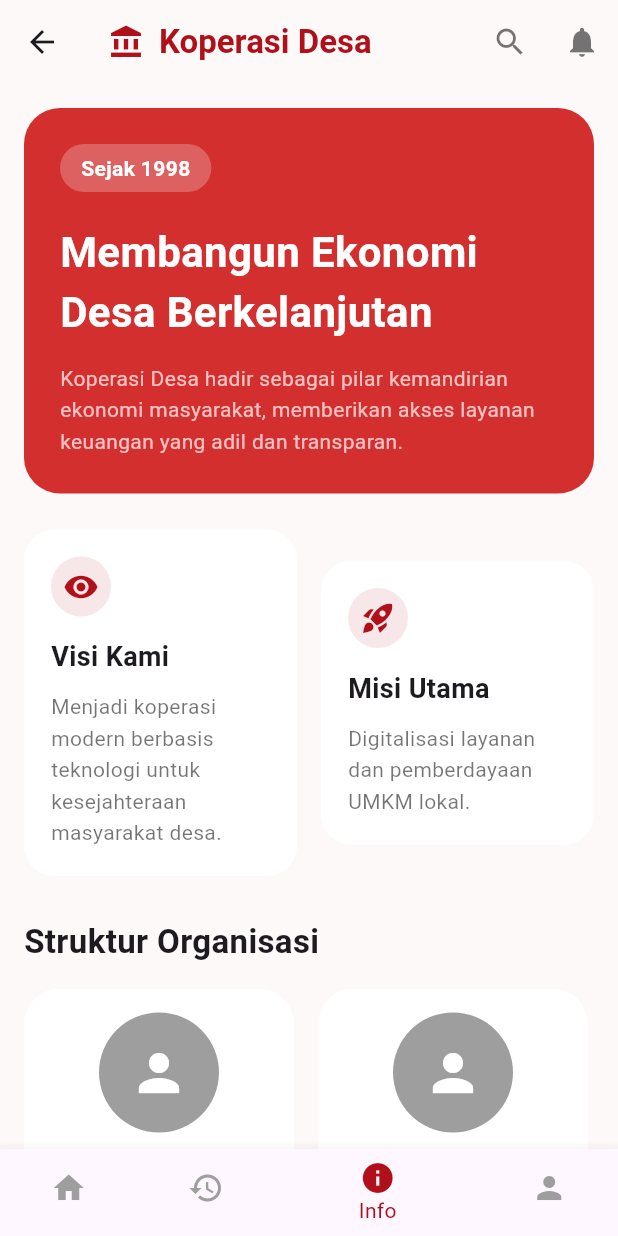
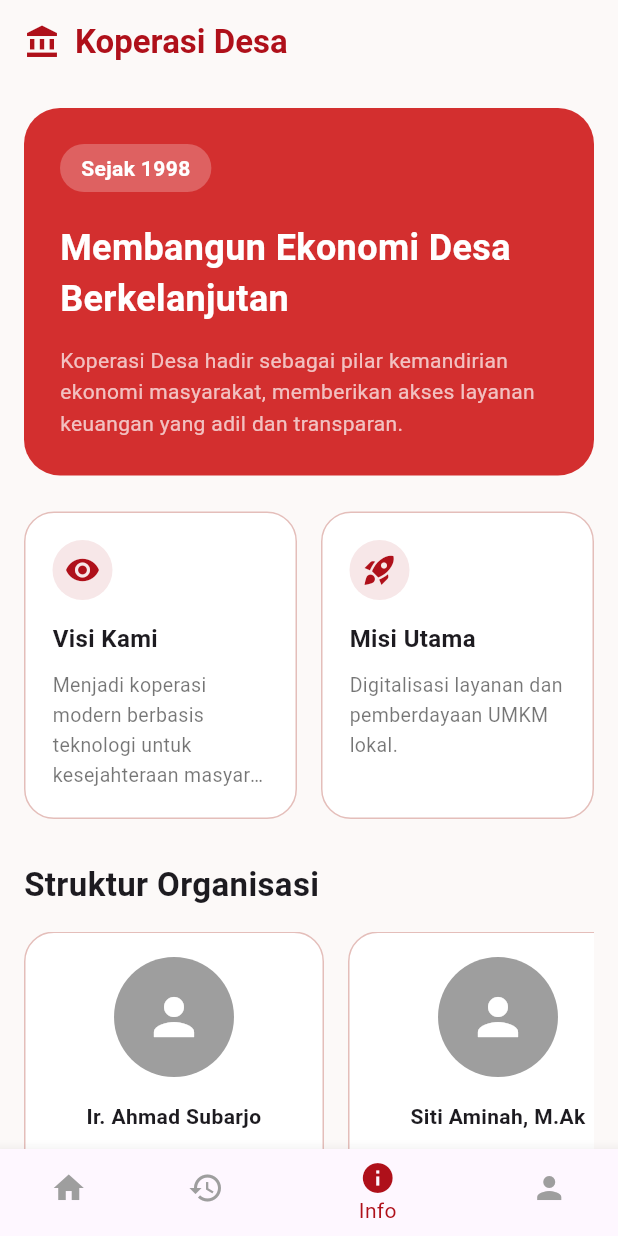
Before and after one commit to Caknuer/FrontandApp-KDMP, a Flutter app: the InfoScreen screen opened directly, on a phone screen of 412 x 824 dp. Run offline on Flutter 3.47's test engine with Material 3 defaults, Android fonts, the phone set to English and light mode, and no system bars; our stand-ins replace image_picker, share_plus.

Commit message:
responshift page

```diff
--- a/lib/screens/info_screen.dart
+++ b/lib/screens/info_screen.dart
@@ -16,10 +16,7 @@ class InfoScreen extends StatelessWidget {
         elevation: 0,
         title: const Row(
           children: [
-            Icon(
-              Icons.account_balance,
-              color: Color(0xffAF101A),
-            ),
+            Icon(Icons.account_balance, color: Color(0xffAF101A)),
             SizedBox(width: 10),
             Text(
               'Koperasi Desa',
@@ -30,22 +27,6 @@ class InfoScreen extends StatelessWidget {
             ),
           ],
         ),
-        actions: [
-          IconButton(
-            onPressed: () {},
-            icon: const Icon(
-              Icons.search,
-              color: Colors.black54,
-            ),
-          ),
-          IconButton(
-            onPressed: () {},
-            icon: const Icon(
-              Icons.notifications,
-              color: Colors.black54,
-            ),
-          ),
-        ],
       ),
 
       body: SingleChildScrollView(
@@ -54,7 +35,6 @@ class InfoScreen extends StatelessWidget {
         child: Column(
           crossAxisAlignment: CrossAxisAlignment.start,
           children: [
-
             // HERO SECTION
             Container(
               width: double.infinity,
@@ -68,7 +48,6 @@ class InfoScreen extends StatelessWidget {
               child: Column(
                 crossAxisAlignment: CrossAxisAlignment.start,
                 children: [
-
                   Container(
                     padding: const EdgeInsets.symmetric(
                       horizontal: 14,
@@ -94,7 +73,7 @@ class InfoScreen extends StatelessWidget {
                   const Text(
                     'Membangun Ekonomi Desa Berkelanjutan',
                     style: TextStyle(
-                      fontSize: 28,
+                      fontSize: 24,
                       fontWeight: FontWeight.bold,
                       color: Colors.white,
                     ),
@@ -104,10 +83,7 @@ class InfoScreen extends StatelessWidget {
 
                   const Text(
                     'Koperasi Desa hadir sebagai pilar kemandirian ekonomi masyarakat, memberikan akses layanan keuangan yang adil dan transparan.',
-                    style: TextStyle(
-                      color: Colors.white70,
-                      height: 1.5,
-                    ),
+                    style: TextStyle(color: Colors.white70, height: 1.5),
                   ),
                 ],
               ),
@@ -116,9 +92,9 @@ class InfoScreen extends StatelessWidget {
             const SizedBox(height: 24),
 
             // VISI MISI
-            Row(
+            IntrinsicHeight(
+              child: Row(
                 children: [
-
                   Expanded(
                     child: buildCard(
                       icon: Icons.visibility,
@@ -127,9 +103,7 @@ class InfoScreen extends StatelessWidget {
                           'Menjadi koperasi modern berbasis teknologi untuk kesejahteraan masyarakat desa.',
                     ),
                   ),
-
-                const SizedBox(width: 16),
-
+                  SizedBox(width: 16),
                   Expanded(
                     child: buildCard(
                       icon: Icons.rocket_launch,
@@ -140,15 +114,13 @@ class InfoScreen extends StatelessWidget {
                   ),
                 ],
               ),
+            ),
 
             const SizedBox(height: 28),
 
             const Text(
               'Struktur Organisasi',
-              style: TextStyle(
-                fontSize: 22,
-                fontWeight: FontWeight.bold,
-              ),
+              style: TextStyle(fontSize: 22, fontWeight: FontWeight.bold),
             ),
 
             const SizedBox(height: 16),
@@ -159,7 +131,6 @@ class InfoScreen extends StatelessWidget {
               child: ListView(
                 scrollDirection: Axis.horizontal,
                 children: [
-
                   buildPersonCard(
                     name: 'Ir. Ahmad Subarjo',
                     position: 'Ketua Umum',
@@ -170,10 +141,7 @@ class InfoScreen extends StatelessWidget {
                     position: 'Bendahara',
                   ),
 
-                  buildPersonCard(
-                    name: 'Budi Santoso',
-                    position: 'Sekretaris',
-                  ),
+                  buildPersonCard(name: 'Budi Santoso', position: 'Sekretaris'),
                 ],
               ),
             ),
@@ -182,10 +150,7 @@ class InfoScreen extends StatelessWidget {
 
             const Text(
               'Kontak & Lokasi',
-              style: TextStyle(
-                fontSize: 22,
-                fontWeight: FontWeight.bold,
-              ),
+              style: TextStyle(fontSize: 22, fontWeight: FontWeight.bold),
             ),
 
             const SizedBox(height: 16),
@@ -195,12 +160,14 @@ class InfoScreen extends StatelessWidget {
 
               decoration: BoxDecoration(
                 color: Colors.white,
-                borderRadius: BorderRadius.circular(24),
+                borderRadius: BorderRadius.circular(20),
+                border: Border.all(
+                  color: const Color(0xffE4BEBA),
+                ),
               ),
 
               child: Column(
                 children: [
-
                   Container(
                     height: 180,
                     decoration: BoxDecoration(
@@ -211,7 +178,7 @@ class InfoScreen extends StatelessWidget {
                     child: const Center(
                       child: Icon(
                         Icons.map,
-                        size: 80,
+                        size: 70,
                         color: Colors.grey,
                       ),
                     ),
@@ -227,19 +194,11 @@ class InfoScreen extends StatelessWidget {
 
                   const SizedBox(height: 16),
 
-                  buildInfoRow(
-                    Icons.call,
-                    'Telepon',
-                    '(0274) 123-456',
-                  ),
+                  buildInfoRow(Icons.call, 'Telepon', '(0274) 123-456'),
 
                   const SizedBox(height: 16),
 
-                  buildInfoRow(
-                    Icons.mail,
-                    'Email',
-                    'halo@kopdesa.id',
-                  ),
+                  buildInfoRow(Icons.mail, 'Email', 'halo@kopdesa.id'),
                 ],
               ),
             ),
@@ -262,7 +221,6 @@ class InfoScreen extends StatelessWidget {
 
               child: Column(
                 children: [
-
                   const Icon(
                     Icons.verified_user,
                     color: Color(0xffAF101A),
@@ -273,10 +231,7 @@ class InfoScreen extends StatelessWidget {
 
                   const Text(
                     'Legalitas Terjamin',
-                    style: TextStyle(
-                      fontSize: 20,
-                      fontWeight: FontWeight.bold,
-                    ),
+                    style: TextStyle(fontSize: 20, fontWeight: FontWeight.bold),
                   ),
 
                   const SizedBox(height: 12),
@@ -284,20 +239,16 @@ class InfoScreen extends StatelessWidget {
                   const Text(
                     'Koperasi Desa telah terdaftar resmi dan diawasi oleh Kementerian Koperasi dan UKM.',
                     textAlign: TextAlign.center,
-                    style: TextStyle(
-                      color: Colors.black54,
-                      height: 1.5,
-                    ),
+                    style: TextStyle(color: Colors.black54, height: 1.5),
                   ),
 
                   const SizedBox(height: 20),
 
-                  Row(
-                    mainAxisAlignment:
-                        MainAxisAlignment.spaceEvenly,
-
+                  Wrap(
+                    alignment: WrapAlignment.spaceEvenly,
+                    spacing: 32,
+                    runSpacing: 12,
                     children: [
-
                       Column(
                         children: const [
                           Text(
@@ -308,9 +259,7 @@ class InfoScreen extends StatelessWidget {
                             ),
                           ),
                           SizedBox(height: 4),
-                          Text(
-                            '182/BH/M.KUKM/2021',
-                          ),
+                          Text('182/BH/M.KUKM/2021'),
                         ],
                       ),
 
@@ -324,9 +273,7 @@ class InfoScreen extends StatelessWidget {
                             ),
                           ),
                           SizedBox(height: 4),
-                          Text(
-                            '912000345678',
-                          ),
+                          Text('912000345678'),
                         ],
                       ),
                     ],
@@ -347,68 +294,36 @@ class InfoScreen extends StatelessWidget {
         unselectedItemColor: Colors.grey,
 
         onTap: (index) {
-
           if (index == 0) {
-
-          Navigator.push(
+            Navigator.pushReplacement(
               context,
-            MaterialPageRoute(
-              builder: (_) => const DashboardScreen(),
-            ),
+              MaterialPageRoute(builder: (_) => const DashboardScreen()),
             );
-
           } else if (index == 1) {
-
-          Navigator.push(
+            Navigator.pushReplacement(
               context,
               MaterialPageRoute(
                 builder: (_) => const TransactionHistoryScreen(),
               ),
             );
-
           } else if (index == 2) {
-
-          Navigator.push(
+            return; //Sudah di halaman info
+          } else if (index == 3) {
+            Navigator.pushReplacement(
               context,
-            MaterialPageRoute(
-              builder: (_) => const InfoScreen(),
-            ),
+              MaterialPageRoute(builder: (_) => const ProfileScreen()),
             );
-
-        } else if (index == 3) {
-
-          Navigator.push(
-            context,
-            MaterialPageRoute(
-              builder: (_) => const ProfileScreen(),
-            ),
-          );
-
           }
-
         },
 
         items: const [
+          BottomNavigationBarItem(icon: Icon(Icons.home), label: 'Beranda'),
 
-          BottomNavigationBarItem(
-            icon: Icon(Icons.home),
-            label: 'Beranda',
-          ),
+          BottomNavigationBarItem(icon: Icon(Icons.history), label: 'Riwayat'),
 
-          BottomNavigationBarItem(
-            icon: Icon(Icons.history),
-            label: 'Riwayat',
-          ),
+          BottomNavigationBarItem(icon: Icon(Icons.info), label: 'Info'),
 
-          BottomNavigationBarItem(
-            icon: Icon(Icons.info),
-            label: 'Info',
-          ),
-
-          BottomNavigationBarItem(
-            icon: Icon(Icons.person),
-            label: 'Akun',
-          ),
+          BottomNavigationBarItem(icon: Icon(Icons.person), label: 'Akun'),
         ],
       ),
     );
@@ -419,27 +334,24 @@ class InfoScreen extends StatelessWidget {
     required String title,
     required String content,
   }) {
-
     return Container(
       padding: const EdgeInsets.all(18),
 
       decoration: BoxDecoration(
         color: Colors.white,
         borderRadius: BorderRadius.circular(20),
+        border: Border.all(
+          color: const Color(0xffE4BEBA),
+        ),
       ),
 
       child: Column(
         crossAxisAlignment: CrossAxisAlignment.start,
         children: [
+          CircleAvatar(
+            backgroundColor: const Color(0xffAF101A).withAlpha(26), // 0.1 * 255
 
-          CircleAvatar(
-            backgroundColor:
-                const Color(0xffAF101A).withAlpha(26), // 0.1 * 255
-
-            child: Icon(
-              icon,
-              color: const Color(0xffAF101A),
-            ),
+            child: Icon(icon, color: const Color(0xffAF101A)),
           ),
 
           const SizedBox(height: 14),
@@ -448,7 +360,7 @@ class InfoScreen extends StatelessWidget {
             title,
             style: const TextStyle(
               fontWeight: FontWeight.bold,
-              fontSize: 18,
+              fontSize: 16,
             ),
           ),
 
@@ -456,8 +368,11 @@ class InfoScreen extends StatelessWidget {
 
           Text(
             content,
+            maxLines: 4,
+            overflow: TextOverflow.ellipsis,
             style: const TextStyle(
               color: Colors.black54,
+              fontSize: 13,
               height: 1.5,
             ),
           ),
@@ -466,32 +381,26 @@ class InfoScreen extends StatelessWidget {
     );
   }
 
-  Widget buildPersonCard({
-    required String name,
-    required String position,
-  }) {
-
+  Widget buildPersonCard({required String name, required String position}) {
     return Container(
-      width: 180,
+      width: 200,
       margin: const EdgeInsets.only(right: 16),
       padding: const EdgeInsets.all(16),
 
       decoration: BoxDecoration(
         color: Colors.white,
-        borderRadius: BorderRadius.circular(24),
+        borderRadius: BorderRadius.circular(20),
+        border: Border.all(
+          color: const Color(0xffE4BEBA),
+        ),
       ),
 
       child: Column(
         children: [
-
           const CircleAvatar(
             radius: 40,
             backgroundColor: Colors.grey,
-            child: Icon(
-              Icons.person,
-              size: 40,
-              color: Colors.white,
-            ),
+            child: Icon(Icons.person, size: 40, color: Colors.white),
           ),
 
           const SizedBox(height: 16),
@@ -499,63 +408,35 @@ class InfoScreen extends StatelessWidget {
           Text(
             name,
             textAlign: TextAlign.center,
-            style: const TextStyle(
-              fontWeight: FontWeight.bold,
-            ),
+            style: const TextStyle(fontWeight: FontWeight.bold),
           ),
 
           const SizedBox(height: 8),
 
-          Text(
-            position,
-            style: const TextStyle(
-              color: Color(0xffAF101A),
-            ),
-          ),
+          Text(position, style: const TextStyle(color: Color(0xffAF101A))),
         ],
       ),
     );
   }
 
-  Widget buildInfoRow(
-    IconData icon,
-    String title,
-    String value,
-  ) {
-
+  Widget buildInfoRow(IconData icon, String title, String value) {
     return Row(
       crossAxisAlignment: CrossAxisAlignment.start,
       children: [
-
-        Icon(
-          icon,
-          color: const Color(0xffAF101A),
-        ),
+        Icon(icon, color: const Color(0xffAF101A)),
 
         const SizedBox(width: 12),
 
         Expanded(
           child: Column(
-            crossAxisAlignment:
-                CrossAxisAlignment.start,
+            crossAxisAlignment: CrossAxisAlignment.start,
 
             children: [
-
-              Text(
-                title,
-                style: const TextStyle(
-                  fontWeight: FontWeight.bold,
-                ),
-              ),
+              Text(title, style: const TextStyle(fontWeight: FontWeight.bold)),
 
               const SizedBox(height: 4),
 
-              Text(
-                value,
-                style: const TextStyle(
-                  color: Colors.black54,
-                ),
-              ),
+              Text(value, style: const TextStyle(color: Colors.black54)),
             ],
           ),
         ),
```
Lines whose indentation alone changed are shown as unchanged.
